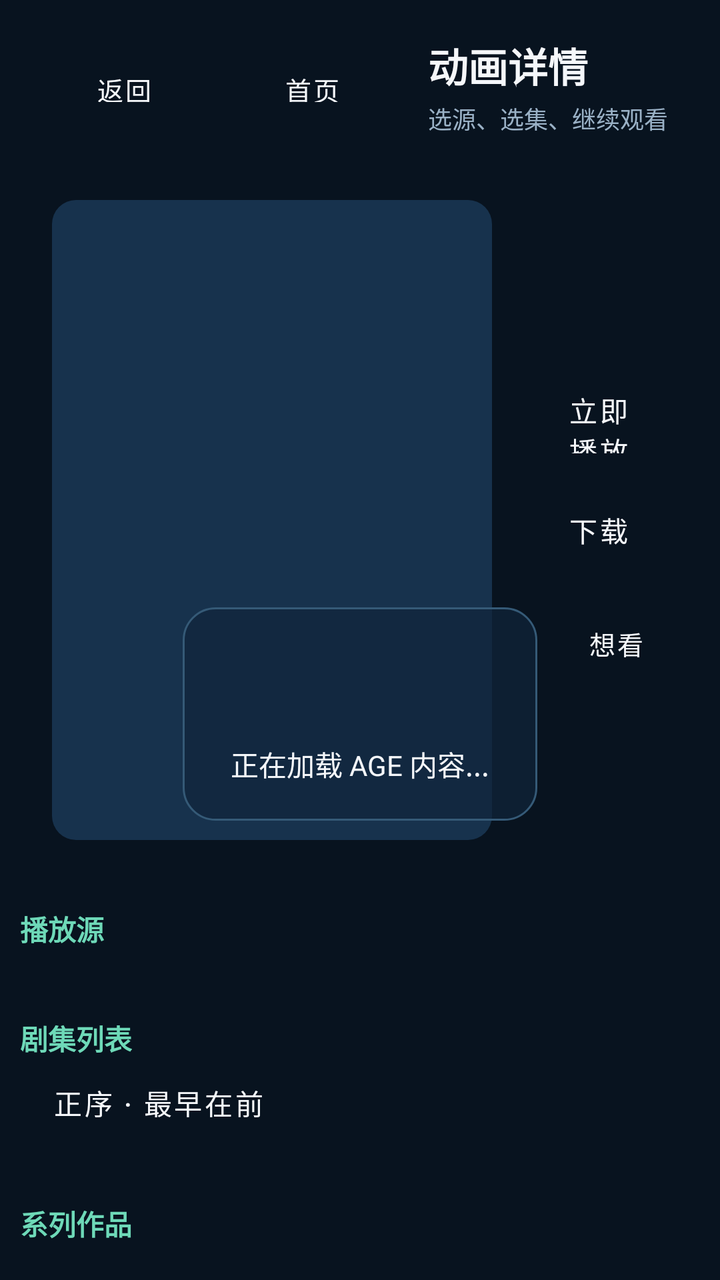
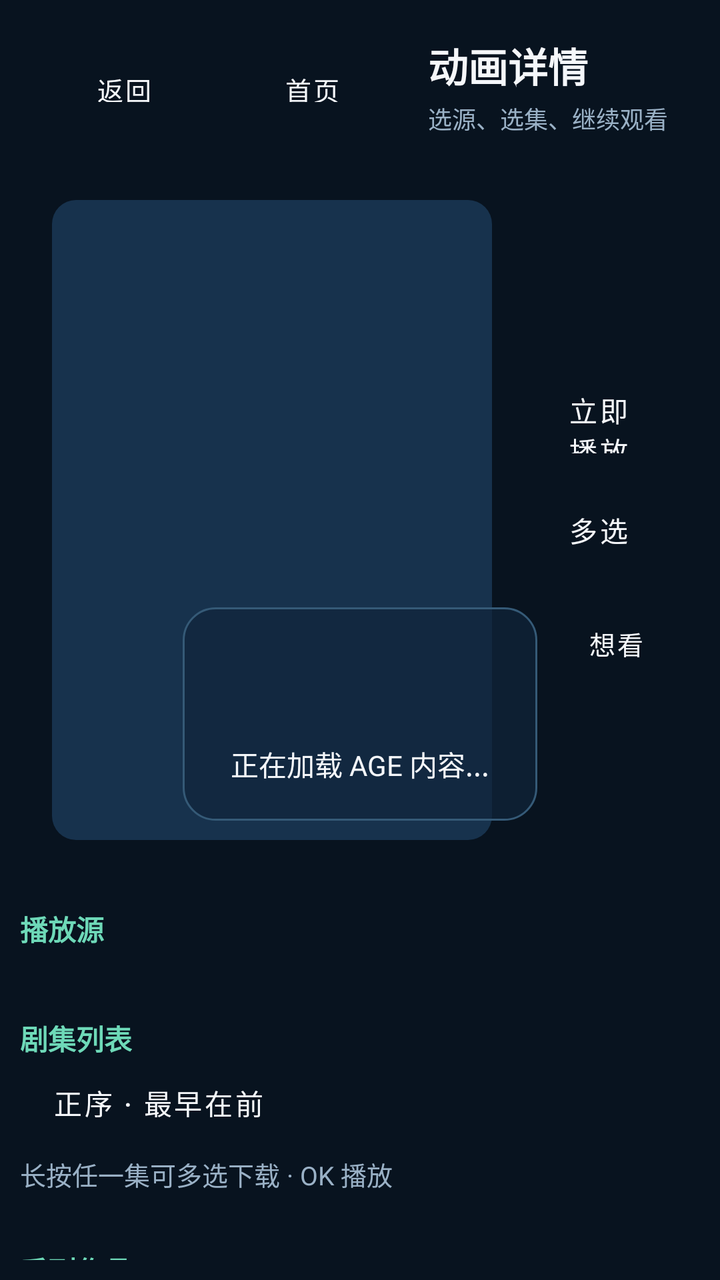

The first picture is an Android layout as it rendered before a commit; the second is the same layout after the commit. The layout source and the unified diff follow.
<!-- AndroidManifest.xml: application theme Theme.AgeTv -->
<!-- res/layout/activity_detail.xml -->
<?xml version="1.0" encoding="utf-8"?>
<LinearLayout xmlns:android="http://schemas.android.com/apk/res/android"
    android:layout_width="match_parent"
    android:layout_height="match_parent"
    android:background="@color/age_bg"
    android:orientation="vertical"
    android:padding="10dp">

    <LinearLayout
        android:id="@+id/topBar"
        android:layout_width="match_parent"
        android:layout_height="wrap_content"
        android:gravity="center_vertical"
        android:orientation="horizontal"
        android:paddingStart="8dp"
        android:paddingTop="8dp"
        android:paddingEnd="8dp"
        android:paddingBottom="8dp">

        <Button
            android:id="@+id/backButton"
            android:layout_width="wrap_content"
            android:layout_height="36dp"
            android:background="@drawable/bg_focusable_small"
            android:paddingStart="14dp"
            android:paddingEnd="14dp"
            android:text="@string/btn_back"
            android:textColor="@color/age_text"
            android:textSize="13sp" />

        <Button
            android:id="@+id/homeButton"
            android:layout_width="wrap_content"
            android:layout_height="36dp"
            android:layout_marginStart="6dp"
            android:background="@drawable/bg_focusable_small"
            android:paddingStart="14dp"
            android:paddingEnd="14dp"
            android:text="@string/btn_home"
            android:textColor="@color/age_text"
            android:textSize="13sp" />

        <LinearLayout
            android:layout_width="0dp"
            android:layout_height="wrap_content"
            android:layout_marginStart="14dp"
            android:layout_weight="1"
            android:orientation="vertical">

            <TextView
                android:id="@+id/pageTitle"
                android:layout_width="wrap_content"
                android:layout_height="wrap_content"
                android:text="@string/detail_title"
                android:textColor="@color/age_text"
                android:textSize="20sp"
                android:textStyle="bold" />

            <TextView
                android:id="@+id/pageSubtitle"
                android:layout_width="wrap_content"
                android:layout_height="wrap_content"
                android:layout_marginTop="3dp"
                android:text="@string/detail_subtitle"
                android:textColor="@color/age_text_muted"
                android:textSize="12sp" />
        </LinearLayout>
    </LinearLayout>

    <FrameLayout
        android:layout_width="match_parent"
        android:layout_height="0dp"
        android:layout_marginTop="8dp"
        android:layout_weight="1">

        <ScrollView
            android:id="@+id/detailScrollView"
            android:layout_width="match_parent"
            android:layout_height="match_parent"
            android:fillViewport="true"
            android:scrollbars="none">

            <LinearLayout
                android:layout_width="match_parent"
                android:layout_height="wrap_content"
                android:orientation="vertical"
                android:paddingBottom="20dp">

                <LinearLayout
                    android:id="@+id/heroCard"
                    android:layout_width="match_parent"
                    android:layout_height="wrap_content"
                    android:orientation="horizontal"
                    android:padding="16dp">

                    <FrameLayout
                        android:layout_width="220dp"
                        android:layout_height="320dp">

                        <ImageView
                            android:id="@+id/coverImage"
                            android:layout_width="match_parent"
                            android:layout_height="match_parent"
                            android:background="@drawable/bg_image_placeholder"
                            android:scaleType="centerCrop" />

                        <View
                            android:id="@+id/coverScoreGradient"
                            android:layout_width="match_parent"
                            android:layout_height="72dp"
                            android:layout_gravity="bottom"
                            android:background="@drawable/bg_poster_score_gradient"
                            android:visibility="gone" />

                        <TextView
                            android:id="@+id/coverScoreText"
                            android:layout_width="wrap_content"
                            android:layout_height="wrap_content"
                            android:layout_gravity="bottom|start"
                            android:layout_marginBottom="10dp"
                            android:layout_marginStart="12dp"
                            android:textColor="@color/age_text"
                            android:textSize="20sp"
                            android:textStyle="bold"
                            android:visibility="gone" />
                    </FrameLayout>

                    <LinearLayout
                        android:layout_width="0dp"
                        android:layout_height="wrap_content"
                        android:layout_marginStart="18dp"
                        android:layout_weight="1"
                        android:orientation="vertical">

                        <TextView
                            android:id="@+id/titleText"
                            android:layout_width="wrap_content"
                            android:layout_height="wrap_content"
                            android:textColor="@color/age_text"
                            android:textSize="24sp"
                            android:textStyle="bold" />

                        <TextView
                            android:id="@+id/metaText"
                            android:layout_width="wrap_content"
                            android:layout_height="wrap_content"
                            android:layout_marginTop="8dp"
                            android:textColor="@color/age_text_muted"
                            android:textSize="15sp" />

                        <HorizontalScrollView
                            android:layout_width="match_parent"
                            android:layout_height="wrap_content"
                            android:layout_marginTop="8dp"
                            android:focusable="false"
                            android:scrollbars="none">

                            <LinearLayout
                                android:id="@+id/tagsContainer"
                                android:layout_width="wrap_content"
                                android:layout_height="wrap_content"
                                android:focusable="false"
                                android:orientation="horizontal" />
                        </HorizontalScrollView>

                        <LinearLayout
                            android:layout_width="match_parent"
                            android:layout_height="wrap_content"
                            android:layout_marginTop="16dp"
                            android:orientation="horizontal">

                            <Button
                                android:id="@+id/playButton"
                                android:layout_width="wrap_content"
                                android:layout_height="52dp"
                                android:background="@drawable/bg_focusable_small"
                                android:text="@string/btn_play_now"
                                android:textColor="@color/age_text" />

                            <Button
                                android:id="@+id/refreshSourcesButton"
                                android:layout_width="wrap_content"
                                android:layout_height="52dp"
                                android:layout_marginStart="10dp"
                                android:background="@drawable/bg_focusable_small"
                                android:text="@string/btn_refresh_sources"
                                android:textColor="@color/age_text" />

                            <Button
                                android:id="@+id/latestEpisodeButton"
                                android:layout_width="wrap_content"
                                android:layout_height="52dp"
                                android:layout_marginStart="10dp"
                                android:background="@drawable/bg_focusable_small"
                                android:text="播放最新集"
                                android:textColor="@color/age_text" />
                        </LinearLayout>

                        <LinearLayout
                            android:layout_width="match_parent"
                            android:layout_height="wrap_content"
                            android:layout_marginTop="8dp"
                            android:orientation="horizontal">

                            <Button
                                android:id="@+id/downloadEpisodesButton"
                                android:layout_width="wrap_content"
                                android:layout_height="44dp"
                                android:background="@drawable/bg_focusable_small"
                                android:text="下载选集"
                                android:textColor="@color/age_text" />

                            <Button
                                android:id="@+id/downloadManagerButton"
                                android:layout_width="wrap_content"
                                android:layout_height="44dp"
                                android:layout_marginStart="10dp"
                                android:background="@drawable/bg_focusable_small"
                                android:text="下载管理"
                                android:textColor="@color/age_text" />
                        </LinearLayout>

                        <TextView
                            android:id="@+id/downloadStatusText"
                            android:layout_width="match_parent"
                            android:layout_height="wrap_content"
                            android:layout_marginTop="6dp"
                            android:textColor="@color/age_text_muted"
                            android:textSize="13sp"
                            android:visibility="gone" />

                        <HorizontalScrollView
                            android:layout_width="match_parent"
                            android:layout_height="wrap_content"
                            android:layout_marginTop="12dp"
                            android:scrollbars="none">

                            <LinearLayout
                                android:layout_width="wrap_content"
                                android:layout_height="wrap_content"
                                android:orientation="horizontal">

                                <Button
                                    android:id="@+id/bangumiWishButton"
                                    android:layout_width="wrap_content"
                                    android:layout_height="42dp"
                                    android:background="@drawable/bg_focusable_small"
                                    android:text="想看"
                                    android:textColor="@color/age_text"
                                    android:textSize="13sp" />

                                <Button
                                    android:id="@+id/bangumiDoingButton"
                                    android:layout_width="wrap_content"
                                    android:layout_height="42dp"
                                    android:layout_marginStart="8dp"
                                    android:background="@drawable/bg_focusable_small"
                                    android:text="在看"
                                    android:textColor="@color/age_text"
                                    android:textSize="13sp" />

                                <Button
                                    android:id="@+id/bangumiCollectButton"
                                    android:layout_width="wrap_content"
                                    android:layout_height="42dp"
                                    android:layout_marginStart="8dp"
                                    android:background="@drawable/bg_focusable_small"
                                    android:text="看过"
                                    android:textColor="@color/age_text"
                                    android:textSize="13sp" />

                                <Button
                                    android:id="@+id/bangumiOnHoldButton"
                                    android:layout_width="wrap_content"
                                    android:layout_height="42dp"
                                    android:layout_marginStart="8dp"
                                    android:background="@drawable/bg_focusable_small"
                                    android:text="搁置"
                                    android:textColor="@color/age_text"
                                    android:textSize="13sp" />

                                <Button
                                    android:id="@+id/bangumiDroppedButton"
                                    android:layout_width="wrap_content"
                                    android:layout_height="42dp"
                                    android:layout_marginStart="8dp"
                                    android:background="@drawable/bg_focusable_small"
                                    android:text="抛弃"
                                    android:textColor="@color/age_text"
                                    android:textSize="13sp" />
                            </LinearLayout>
                        </HorizontalScrollView>

                        <TextView
                            android:id="@+id/bangumiCollectionHintText"
                            android:layout_width="match_parent"
                            android:layout_height="wrap_content"
                            android:layout_marginTop="8dp"
                            android:textColor="@color/age_text_muted"
                            android:textSize="13sp" />

                        <TextView
                            android:id="@+id/introText"
                            android:layout_width="match_parent"
                            android:layout_height="wrap_content"
                            android:layout_marginTop="18dp"
                            android:lineSpacingExtra="4dp"
                            android:maxLines="8"
                            android:textColor="@color/age_text_muted"
                            android:textSize="15sp" />
                    </LinearLayout>
                </LinearLayout>

                <LinearLayout
                    android:id="@+id/bangumiPanel"
                    android:layout_width="match_parent"
                    android:layout_height="wrap_content"
                    android:layout_marginTop="18dp"
                    android:orientation="vertical"
                    android:visibility="gone">

                    <TextView
                        android:id="@+id/bangumiTitle"
                        android:layout_width="wrap_content"
                        android:layout_height="wrap_content"
                        android:text="@string/section_bangumi"
                        android:textColor="@color/age_focus"
                        android:textSize="14sp"
                        android:textStyle="bold" />

                    <HorizontalScrollView
                        android:layout_width="match_parent"
                        android:layout_height="wrap_content"
                        android:layout_marginTop="10dp"
                        android:focusable="false"
                        android:scrollbars="none">

                        <LinearLayout
                            android:id="@+id/bangumiTagsContainer"
                            android:layout_width="wrap_content"
                            android:layout_height="wrap_content"
                            android:focusable="false"
                            android:orientation="horizontal" />
                    </HorizontalScrollView>

                    <LinearLayout
                        android:id="@+id/bangumiScoreDistLayout"
                        android:layout_width="match_parent"
                        android:layout_height="wrap_content"
                        android:layout_marginTop="12dp"
                        android:orientation="vertical"
                        android:visibility="gone" />

                    <TextView
                        android:id="@+id/bangumiStaffText"
                        android:layout_width="match_parent"
                        android:layout_height="wrap_content"
                        android:layout_marginTop="10dp"
                        android:lineSpacingExtra="3dp"
                        android:textColor="@color/age_text_muted"
                        android:textSize="13sp" />

                    <TextView
                        android:id="@+id/bangumiCommentsTitle"
                        android:layout_width="wrap_content"
                        android:layout_height="wrap_content"
                        android:layout_marginTop="14dp"
                        android:text="@string/section_bangumi_comments"
                        android:textColor="@color/age_focus"
                        android:textSize="14sp"
                        android:textStyle="bold" />

                    <LinearLayout
                        android:id="@+id/bangumiCommentsContainer"
                        android:layout_width="match_parent"
                        android:layout_height="wrap_content"
                        android:layout_marginTop="8dp"
                        android:orientation="vertical" />

                    <TextView
                        android:id="@+id/bangumiSimilarTitle"
                        android:layout_width="wrap_content"
                        android:layout_height="wrap_content"
                        android:layout_marginTop="14dp"
                        android:text="@string/section_bangumi_similar"
                        android:textColor="@color/age_focus"
                        android:textSize="14sp"
                        android:textStyle="bold" />

                    <androidx.recyclerview.widget.RecyclerView
                        android:id="@+id/bangumiSimilarRecycler"
                        android:layout_width="match_parent"
                        android:layout_height="wrap_content"
                        android:layout_marginTop="8dp"
                        android:clipToPadding="false"
                        android:nestedScrollingEnabled="false" />
                </LinearLayout>

                <TextView
                    android:id="@+id/sourceTitle"
                    android:layout_width="wrap_content"
                    android:layout_height="wrap_content"
                    android:layout_marginTop="18dp"
                    android:text="@string/section_sources"
                    android:textColor="@color/age_focus"
                    android:textSize="14sp"
                    android:textStyle="bold" />

                <androidx.recyclerview.widget.RecyclerView
                    android:id="@+id/sourceRecycler"
                    android:layout_width="match_parent"
                    android:layout_height="wrap_content"
                    android:layout_marginTop="10dp"
                    android:clipToPadding="false"
                    android:paddingBottom="6dp" />

                <TextView
                    android:id="@+id/episodeTitle"
                    android:layout_width="wrap_content"
                    android:layout_height="wrap_content"
                    android:layout_marginTop="18dp"
                    android:text="@string/section_episodes"
                    android:textColor="@color/age_focus"
                    android:textSize="14sp"
                    android:textStyle="bold" />

                <Button
                    android:id="@+id/episodeOrderButton"
                    android:layout_width="wrap_content"
                    android:layout_height="44dp"
                    android:background="@drawable/bg_focusable_small"
                    android:text="正序 · 最早在前"
                    android:textColor="@color/age_text" />

                <androidx.recyclerview.widget.RecyclerView
                    android:id="@+id/episodeRecycler"
                    android:layout_width="match_parent"
                    android:layout_height="wrap_content"
                    android:layout_marginTop="10dp"
                    android:clipToPadding="false"
                    android:nestedScrollingEnabled="false" />

                <TextView
                    android:id="@+id/relatedTitle"
                    android:layout_width="wrap_content"
                    android:layout_height="wrap_content"
                    android:layout_marginTop="18dp"
                    android:text="@string/section_related"
                    android:textColor="@color/age_focus"
                    android:textSize="14sp"
                    android:textStyle="bold" />

                <androidx.recyclerview.widget.RecyclerView
                    android:id="@+id/relatedRecycler"
                    android:layout_width="match_parent"
                    android:layout_height="wrap_content"
                    android:layout_marginTop="10dp"
                    android:clipToPadding="false"
                    android:nestedScrollingEnabled="false" />

                <TextView
                    android:id="@+id/similarTitle"
                    android:layout_width="wrap_content"
                    android:layout_height="wrap_content"
                    android:layout_marginTop="18dp"
                    android:text="@string/section_similar"
                    android:textColor="@color/age_focus"
                    android:textSize="14sp"
                    android:textStyle="bold" />

                <androidx.recyclerview.widget.RecyclerView
                    android:id="@+id/similarRecycler"
                    android:layout_width="match_parent"
                    android:layout_height="wrap_content"
                    android:layout_marginTop="10dp"
                    android:clipToPadding="false"
                    android:nestedScrollingEnabled="false" />
            </LinearLayout>
        </ScrollView>

        <LinearLayout
            android:id="@+id/loadingLayout"
            android:layout_width="wrap_content"
            android:layout_height="wrap_content"
            android:layout_gravity="center"
            android:background="@drawable/bg_panel_soft"
            android:gravity="center"
            android:orientation="vertical"
            android:paddingStart="24dp"
            android:paddingTop="18dp"
            android:paddingEnd="24dp"
            android:paddingBottom="18dp">

            <ProgressBar
                android:layout_width="40dp"
                android:layout_height="40dp" />

            <TextView
                android:id="@+id/loadingText"
                android:layout_width="wrap_content"
                android:layout_height="wrap_content"
                android:layout_marginTop="10dp"
                android:text="@string/loading_text"
                android:textColor="@color/age_text"
                android:textSize="14sp" />
        </LinearLayout>

        <TextView
            android:id="@+id/errorText"
            android:layout_width="wrap_content"
            android:layout_height="wrap_content"
            android:layout_gravity="center"
            android:background="@drawable/bg_panel_soft"
            android:paddingStart="22dp"
            android:paddingTop="14dp"
            android:paddingEnd="22dp"
            android:paddingBottom="14dp"
            android:textColor="@color/age_error"
            android:textSize="16sp"
            android:visibility="gone" />
    </FrameLayout>

</LinearLayout>
<!-- resources referenced by this layout -->
<resources>
  <color name="age_bg">#08131F</color>
  <color name="age_error">#FF7A7A</color>
  <color name="age_focus">#6ED9B8</color>
  <color name="age_text">#F5F7FA</color>
  <color name="age_text_muted">#9AB1C6</color>
  <!-- drawable bg_image_placeholder (drawable) -->
  <?xml version="1.0" encoding="utf-8"?>
  <shape xmlns:android="http://schemas.android.com/apk/res/android"
      android:shape="rectangle">
      <solid android:color="@color/age_surface_alt" />
      <corners android:radius="12dp" />
  </shape>
  <!-- drawable bg_panel_soft (drawable) -->
  <?xml version="1.0" encoding="utf-8"?>
  <shape xmlns:android="http://schemas.android.com/apk/res/android" android:shape="rectangle">
      <solid android:color="#B010253A" />
      <corners android:radius="16dp" />
      <stroke
          android:width="1dp"
          android:color="@color/age_line" />
  </shape>
  <!-- drawable bg_poster_score_gradient (drawable) -->
  <?xml version="1.0" encoding="utf-8"?>
  <shape xmlns:android="http://schemas.android.com/apk/res/android">
      <gradient
          android:angle="270"
          android:endColor="#C2000000"
          android:startColor="#00000000"
          android:type="linear" />
  </shape>
  <string name="btn_back">返回</string>
  <string name="btn_home">首页</string>
  <string name="btn_play_now">立即播放</string>
  <string name="btn_refresh_sources">刷新源</string>
  <string name="detail_subtitle">选源、选集、继续观看</string>
  <string name="detail_title">动画详情</string>
  <string name="loading_text">正在加载 AGE 内容...</string>
  <string name="section_bangumi">Bangumi 情报</string>
  <string name="section_bangumi_comments">Bangumi 吐槽箱</string>
  <string name="section_bangumi_similar">Bangumi 推荐</string>
  <string name="section_episodes">剧集列表</string>
  <string name="section_related">系列作品</string>
  <string name="section_similar">相似推荐</string>
  <string name="section_sources">播放源</string>
  <style name="Theme.AgeTv" parent="Theme.MaterialComponents.DayNight.NoActionBar">
          <item name="colorPrimary">@color/age_surface_alt</item>
          <item name="colorPrimaryVariant">@color/age_surface</item>
          <item name="colorSecondary">@color/age_focus</item>
          <item name="colorSurface">@color/age_surface</item>
          <item name="android:colorBackground">@color/age_bg</item>
          <item name="android:navigationBarColor">@color/black</item>
          <item name="android:statusBarColor">@color/black</item>
          <item name="android:textColor">@color/age_text</item>
          <item name="materialAlertDialogTheme">@style/ThemeOverlay.AgeTv.Dialog</item>
          <item name="android:windowDisablePreview">true</item>
          <item name="android:windowBackground">@color/age_bg</item>
          <item name="android:windowAnimationStyle">@style/AgeTv.WindowAnimation</item>
          <item name="android:windowLayoutInDisplayCutoutMode" tools:targetApi="28">shortEdges</item>
      </style>
  <color name="age_surface_alt">#17324D</color>
  <color name="age_line">#355A77</color>
  <color name="age_surface">#10253A</color>
  <color name="black">#000000</color>
  <style name="ThemeOverlay.AgeTv.Dialog" parent="ThemeOverlay.MaterialComponents.MaterialAlertDialog">
          <item name="colorSurface">@color/age_surface</item>
          <item name="colorOnSurface">@color/age_text</item>
      </style>
  <style name="AgeTv.WindowAnimation" parent="@android:style/Animation.Activity">
          <item name="android:activityOpenEnterAnimation">@anim/activity_fade_in</item>
          <item name="android:activityOpenExitAnimation">@anim/activity_fade_out</item>
          <item name="android:activityCloseEnterAnimation">@anim/activity_fade_in</item>
          <item name="android:activityCloseExitAnimation">@anim/activity_fade_out</item>
      </style>
  <!-- unchanged entries left out for length: 1 -->
</resources>

<!-- the commit's change to res/layout/activity_detail.xml (unified diff, before → after) -->
@@ -207,7 +207,16 @@
                                 android:layout_width="wrap_content"
                                 android:layout_height="44dp"
                                 android:background="@drawable/bg_focusable_small"
-                                android:text="下载选集"
+                                android:text="多选下载"
+                                android:textColor="@color/age_text" />
+
+                            <Button
+                                android:id="@+id/downloadAllButton"
+                                android:layout_width="wrap_content"
+                                android:layout_height="44dp"
+                                android:layout_marginStart="10dp"
+                                android:background="@drawable/bg_focusable_small"
+                                android:text="下载全集"
                                 android:textColor="@color/age_text" />
 
                             <Button
@@ -431,6 +440,46 @@
                     android:background="@drawable/bg_focusable_small"
                     android:text="正序 · 最早在前"
                     android:textColor="@color/age_text" />
+
+                <TextView
+                    android:id="@+id/episodeSelectionHint"
+                    android:layout_width="match_parent"
+                    android:layout_height="wrap_content"
+                    android:layout_marginTop="4dp"
+                    android:text="长按任一集可多选下载 · OK 播放"
+                    android:textColor="@color/age_text_muted"
+                    android:textSize="13sp" />
+
+                <LinearLayout
+                    android:id="@+id/downloadSelectionBar"
+                    android:layout_width="match_parent"
+                    android:layout_height="wrap_content"
+                    android:orientation="horizontal"
+                    android:visibility="gone">
+                    <Button
+                        android:id="@+id/downloadSelectedButton"
+                        android:layout_width="wrap_content"
+                        android:layout_height="44dp"
+                        android:background="@drawable/bg_focusable_small"
+                        android:text="下载所选"
+                        android:textColor="@color/age_text" />
+                    <Button
+                        android:id="@+id/selectAllEpisodesButton"
+                        android:layout_width="wrap_content"
+                        android:layout_height="44dp"
+                        android:layout_marginStart="8dp"
+                        android:background="@drawable/bg_focusable_small"
+                        android:text="全选"
+                        android:textColor="@color/age_text" />
+                    <Button
+                        android:id="@+id/cancelDownloadSelectionButton"
+                        android:layout_width="wrap_content"
+                        android:layout_height="44dp"
+                        android:layout_marginStart="8dp"
+                        android:background="@drawable/bg_focusable_small"
+                        android:text="退出多选"
+                        android:textColor="@color/age_text" />
+                </LinearLayout>
 
                 <androidx.recyclerview.widget.RecyclerView
                     android:id="@+id/episodeRecycler"
